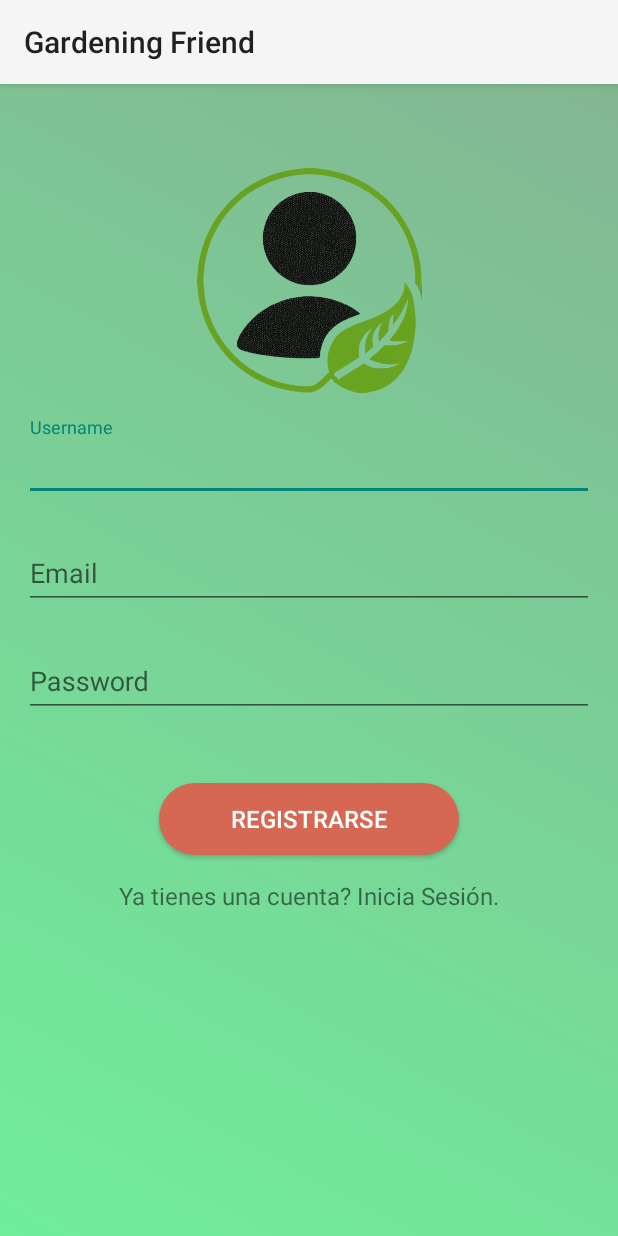
After one commit to GardeningFriendTeam/GardeningFriendApp, an Android app: the RegistroActivity screen opened directly, with no data from a screen before it, on a phone screen of 412 x 824 dp. The commit adds this screen. Run offline under Robolectric (Android 15) with nearby library versions, the phone set to English and light mode, and no system bars.

Commit message:
Se creo la Activity Registro

```diff
--- a/GardeningFriend/app/src/main/AndroidManifest.xml
+++ b/GardeningFriend/app/src/main/AndroidManifest.xml
@@ -13,6 +13,9 @@
         android:theme="@style/Theme.GardeningFriend"
         tools:targetApi="31">
         <activity
+            android:name=".RegistroActivity"
+            android:exported="false"/>
+        <activity
             android:name=".MainActivity"
             android:exported="true">
             <intent-filter>
--- /dev/null
+++ b/GardeningFriend/app/src/main/java/com/maid/gardeningfriend/RegistroActivity.java
@@ -0,0 +1,104 @@
+package com.maid.gardeningfriend;
+
+import androidx.annotation.NonNull;
+import androidx.appcompat.app.AppCompatActivity;
+
+import android.os.Bundle;
+import android.text.TextUtils;
+import android.view.View;
+import android.widget.Button;
+import android.widget.Toast;
+
+import com.google.android.material.textfield.TextInputEditText;
+import com.google.android.material.textfield.TextInputLayout;
+
+import java.util.regex.Pattern;
+
+public class RegistroActivity extends AppCompatActivity {
+
+    private TextInputEditText editTextUsername;
+    private TextInputEditText editTextEmail;
+    private TextInputEditText editTextPassword;
+
+    private TextInputLayout textInputLayoutUsername;
+    private TextInputLayout textInputLayoutEmail;
+    private TextInputLayout textInputLayoutPassword;
+
+    private Button buttonSignup;
+    @Override
+    protected void onCreate(Bundle savedInstanceState) {
+        super.onCreate(savedInstanceState);
+        setContentView(R.layout.activity_registro);
+
+        editTextUsername = findViewById(R.id.editTextUsername);
+        editTextEmail = findViewById(R.id.editTextEmail);
+        editTextPassword = findViewById(R.id.editTextPassword);
+
+        textInputLayoutUsername = findViewById(R.id.textInputLayoutUsername);
+        textInputLayoutEmail = findViewById(R.id.textInputLayoutEmail);
+        textInputLayoutPassword = findViewById(R.id.textInputLayoutPassword);
+
+        buttonSignup = findViewById(R.id.buttonSignup);
+
+        buttonSignup.setOnClickListener(new View.OnClickListener() {
+            @Override
+            public void onClick(View view) {
+                // Get user input
+                String username = editTextUsername.getText().toString().trim();
+                String email = editTextEmail.getText().toString().trim();
+                String password = editTextPassword.getText().toString().trim();
+
+                // Validate input
+                if (isValidInput(username, email, password)) {
+                    // Registration successful
+                    displayToast("Registro Exitoso!");
+                    // You can proceed with saving user data or other actions here
+                }
+            }
+        });
+    }
+
+    // Function to validate user input
+    private boolean isValidInput(@NonNull String username, @NonNull String email, @NonNull String password) {
+        if (!isValidUsername(username) && !isValidEmail(email) && !isStrongPassword(password)){
+            textInputLayoutUsername.setError("El usuario debe contener minimo 3 caracteres");
+            textInputLayoutEmail.setError("Dirección de email invalida");
+            textInputLayoutPassword.setError("La contraseña debe contener minimo 8 caracteres");
+            return false;
+        }else if (!isValidUsername(username)){
+            textInputLayoutUsername.setError("El usuario debe contener minimo 3 caracteres");
+            return false;
+        }else if (!isValidEmail(email)) {
+            textInputLayoutEmail.setError("Dirección de email invalida");
+            return false;
+        }else if (!isStrongPassword(password)) {
+            textInputLayoutPassword.setError("La contraseña debe contener minimo 8 caracteres");
+            return false;
+        }else {
+            textInputLayoutUsername.setError(null);
+            textInputLayoutEmail.setError(null);
+            textInputLayoutPassword.setError(null);
+
+            return true;
+        }
+    }
+
+    private boolean isValidUsername(String username){
+        return username.length() >= 3;
+    }
+    // Function to validate email format using regex
+    private boolean isValidEmail(String email) {
+        String emailPattern = "[a-zA-Z0-9._-]+@[a-z]+\\.+[a-z]+";
+        return Pattern.matches(emailPattern, email);
+    }
+    // Function to check password strength
+
+    private boolean isStrongPassword(String password) {
+        return password.length() >= 8;
+    }
+
+    // Function to display a Toast message
+    private void displayToast(String message) {
+        Toast.makeText(this, message, Toast.LENGTH_SHORT).show();
+    }
+}
--- /dev/null
+++ b/GardeningFriend/app/src/main/res/drawable/background_gradient.xml
@@ -0,0 +1,8 @@
+<?xml version="1.0" encoding="utf-8"?>
+<shape xmlns:android="http://schemas.android.com/apk/res/android">
+
+    <gradient
+        android:startColor="@color/light_green"
+        android:endColor="@color/cambridge_blue"
+        android:angle="45"/>
+</shape>
--- /dev/null
+++ b/GardeningFriend/app/src/main/res/drawable/btn_registro.xml
@@ -0,0 +1,7 @@
+<?xml version="1.0" encoding="utf-8"?>
+<shape xmlns:android="http://schemas.android.com/apk/res/android">
+
+    <solid android:color="@color/jasper"/>
+
+    <corners android:radius="90dp"/>
+</shape>
--- /dev/null
+++ b/GardeningFriend/app/src/main/res/layout/activity_registro.xml
@@ -0,0 +1,110 @@
+<?xml version="1.0" encoding="utf-8"?>
+<androidx.constraintlayout.widget.ConstraintLayout
+    xmlns:android="http://schemas.android.com/apk/res/android"
+    xmlns:app="http://schemas.android.com/apk/res-auto"
+    xmlns:tools="http://schemas.android.com/tools"
+    android:layout_width="match_parent"
+    android:background="@drawable/background_gradient"
+    android:layout_height="match_parent"
+    android:padding="16dp"
+    tools:context=".RegistroActivity">
+
+    <!-- Image View for displaying an image -->
+    <ImageView
+        android:id="@+id/imageView"
+        android:layout_width="150dp"
+        android:layout_height="150dp"
+        android:src="@drawable/ic_user01"
+        android:scaleType="centerCrop"
+        android:layout_marginTop="40dp"
+        app:layout_constraintTop_toTopOf="parent"
+        app:layout_constraintStart_toStartOf="parent"
+        app:layout_constraintEnd_toEndOf="parent"
+        app:layout_constraintBottom_toTopOf="@+id/textInputLayoutUsername"
+        android:layout_marginBottom="16dp" />
+
+    <!-- Username TextInputLayout and TextInputEditText -->
+    <com.google.android.material.textfield.TextInputLayout
+        android:id="@+id/textInputLayoutUsername"
+        android:layout_width="0dp"
+        android:layout_height="wrap_content"
+        android:hint="@string/registro_username"
+        app:layout_constraintTop_toBottomOf="@+id/imageView"
+        app:layout_constraintStart_toStartOf="parent"
+        app:layout_constraintEnd_toEndOf="parent"
+        android:layout_marginTop="16dp">
+
+        <com.google.android.material.textfield.TextInputEditText
+            android:id="@+id/editTextUsername"
+            android:layout_width="match_parent"
+            android:layout_height="wrap_content" />
+
+    </com.google.android.material.textfield.TextInputLayout>
+
+    <!-- Email TextInputLayout and TextInputEditText -->
+    <com.google.android.material.textfield.TextInputLayout
+        android:id="@+id/textInputLayoutEmail"
+        android:layout_width="0dp"
+        android:layout_height="wrap_content"
+        android:hint="@string/registro_email"
+        app:layout_constraintTop_toBottomOf="@+id/textInputLayoutUsername"
+        app:layout_constraintStart_toStartOf="parent"
+        app:layout_constraintEnd_toEndOf="parent"
+        android:layout_marginTop="16dp">
+
+        <com.google.android.material.textfield.TextInputEditText
+            android:id="@+id/editTextEmail"
+            android:layout_width="match_parent"
+            android:layout_height="wrap_content" />
+
+    </com.google.android.material.textfield.TextInputLayout>
+
+    <!-- Password TextInputLayout and TextInputEditText -->
+    <com.google.android.material.textfield.TextInputLayout
+        android:id="@+id/textInputLayoutPassword"
+        android:layout_width="0dp"
+        android:layout_height="wrap_content"
+        android:hint="@string/registro_password"
+        app:layout_constraintTop_toBottomOf="@+id/textInputLayoutEmail"
+        app:layout_constraintStart_toStartOf="parent"
+        app:layout_constraintEnd_toEndOf="parent"
+        android:layout_marginTop="16dp">
+
+        <com.google.android.material.textfield.TextInputEditText
+            android:id="@+id/editTextPassword"
+            android:layout_width="match_parent"
+            android:layout_height="wrap_content"
+            android:inputType="textPassword" />
+
+    </com.google.android.material.textfield.TextInputLayout>
+
+    <!-- Signup Button -->
+    <Button
+        android:id="@+id/buttonSignup"
+        android:layout_width="200dp"
+        android:layout_height="wrap_content"
+        android:text="@string/registro_btn"
+        android:background="@drawable/btn_registro"
+        android:textColor="@color/white"
+        android:textSize="16sp"
+        android:elevation="9dp"
+        app:layout_constraintTop_toBottomOf="@+id/textInputLayoutPassword"
+        app:layout_constraintStart_toStartOf="parent"
+        app:layout_constraintEnd_toEndOf="parent"
+        android:layout_marginTop="44dp" />
+
+    <TextView
+        android:id="@+id/textViewGoToLogin"
+        android:layout_width="wrap_content"
+        android:layout_height="wrap_content"
+        android:text="@string/registro_text"
+        android:textSize="16sp"
+        android:layout_marginTop="16dp"
+        android:layout_marginBottom="16dp"
+        app:layout_constraintEnd_toEndOf="parent"
+        app:layout_constraintStart_toStartOf="parent"
+        app:layout_constraintTop_toBottomOf="@+id/buttonSignup" />
+
+
+
+</androidx.constraintlayout.widget.ConstraintLayout>
--- a/GardeningFriend/app/src/main/res/values/colors.xml
+++ b/GardeningFriend/app/src/main/res/values/colors.xml
@@ -2,4 +2,10 @@
 <resources>
     <color name="black">#FF000000</color>
     <color name="white">#FFFFFFFF</color>
+    <color name="cambridge_blue">#83B692</color>
+    <color name="mindaro">#CEF7A0</color>
+    <color name="light_green">#70EE9C</color>
+    <color name="sea_green">#2D936C</color>
+    <color name="kelly_green">#5FAD41</color>
+    <color name="jasper">#D66853</color>
 </resources>
--- a/GardeningFriend/app/src/main/res/values/strings.xml
+++ b/GardeningFriend/app/src/main/res/values/strings.xml
@@ -1,3 +1,8 @@
 <resources>
     <string name="app_name">Gardening Friend</string>
+    <string name="registro_username">Username</string>
+    <string name="registro_email">Email</string>
+    <string name="registro_password">Password</string>
+    <string name="registro_btn">Registrarse</string>
+    <string name="registro_text">Ya tienes una cuenta? Inicia Sesión.</string>
 </resources>
--- a/GardeningFriend/app/src/main/res/values/themes.xml
+++ b/GardeningFriend/app/src/main/res/values/themes.xml
@@ -1,6 +1,6 @@
 <resources xmlns:tools="http://schemas.android.com/tools">
     <!-- Base application theme. -->
-    <style name="Base.Theme.GardeningFriend" parent="Theme.Material3.DayNight.NoActionBar">
+    <style name="Base.Theme.GardeningFriend" parent="Theme.AppCompat.DayNight">
         <!-- Customize your light theme here. -->
         <!-- <item name="colorPrimary">@color/my_light_primary</item> -->
     </style>
```
Also changed, not shown: GardeningFriend/app/src/main/res/drawable/ic_user01.png (added).
